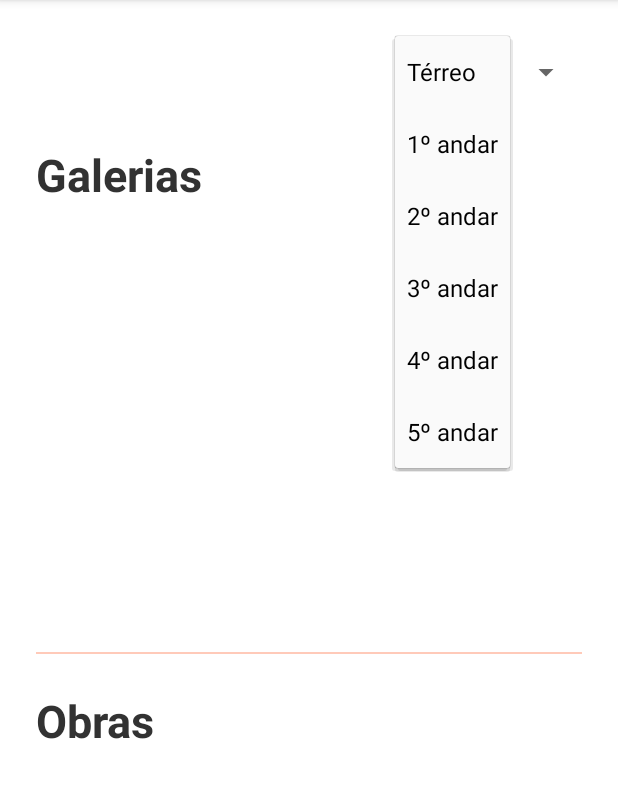
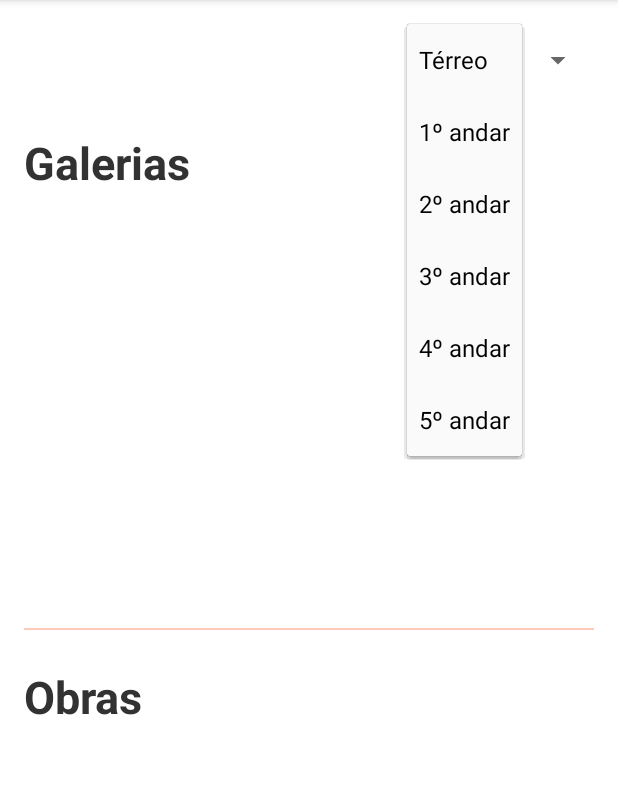
Before and after one commit to stetter/dh_art_-_museum, an Android app: the HomeActivity screen opened directly, with no data from a screen before it, after a tap on "Térreo", on a phone screen of 412 x 824 dp, the part 84-882 px from its top. Run offline under Robolectric (Android 15) with nearby library versions, the phone set to English and light mode, and no system bars; our stand-ins replace Firebase (no records; nobody signed in at launch, a user with empty details on screens opened directly), Picasso, RxJava; libraries missing offline, so code that uses them is left out: com.facebook, com.facebook.login, com.facebook.stetho; network calls fail; pictures from the network do not load; Roboto replaces fonts that are not available here; 2 statements that could not run were skipped.

Commit message:
ajuste de layout

```diff
--- a/app/src/main/res/layout/activity_home.xml
+++ b/app/src/main/res/layout/activity_home.xml
@@ -10,15 +10,14 @@
 
     <android.support.constraint.ConstraintLayout
         android:layout_width="match_parent"
-        android:layout_height="match_parent"
-        android:padding="16dp">
+        android:layout_height="match_parent">
 
         <android.support.v7.widget.AppCompatSpinner
             android:id="@+id/spinner_home"
             android:layout_width="wrap_content"
             android:layout_height="wrap_content"
-            android:layout_marginTop="8dp"
-            android:layout_marginEnd="8dp"
+            android:layout_marginTop="16dp"
+            android:layout_marginEnd="16dp"
             app:layout_constraintEnd_toEndOf="parent"
             app:layout_constraintTop_toTopOf="parent"
             tools:listitem="@android:layout/simple_list_item_1" />
@@ -27,23 +26,23 @@
             android:id="@+id/textview_galleries"
             android:layout_width="wrap_content"
             android:layout_height="wrap_content"
-            android:layout_marginStart="8dp"
+            android:layout_marginStart="16dp"
             android:layout_marginTop="24dp"
             android:text="Galerias"
             android:textColor="#323232"
             android:textSize="30sp"
             android:textStyle="bold"
             app:layout_constraintStart_toStartOf="parent"
-            app:layout_constraintTop_toBottomOf="@+id/spinner_home"/>
+            app:layout_constraintTop_toBottomOf="@+id/spinner_home" />
 
 
         <android.support.v4.view.ViewPager
             android:id="@+id/viewpager_home"
             android:layout_width="match_parent"
             android:layout_height="@dimen/viewPagerHeight"
-            android:layout_marginStart="8dp"
-            android:layout_marginTop="24dp"
-            android:layout_marginEnd="8dp"
+            android:layout_marginTop="16dp"
+            android:clipToPadding="false"
+            android:paddingEnd="20dp"
             app:layout_constraintEnd_toEndOf="parent"
             app:layout_constraintHorizontal_bias="1.0"
             app:layout_constraintStart_toStartOf="parent"
@@ -53,9 +52,9 @@
             android:id="@+id/divider_01"
             android:layout_width="match_parent"
             android:layout_height="1dp"
-            android:layout_marginStart="8dp"
+            android:layout_marginStart="16dp"
             android:layout_marginTop="24dp"
-            android:layout_marginEnd="8dp"
+            android:layout_marginEnd="16dp"
             android:background="@color/transparentPrimary"
             app:layout_constraintEnd_toEndOf="parent"
             app:layout_constraintStart_toStartOf="parent"
@@ -65,26 +64,30 @@
             android:id="@+id/textview_works"
             android:layout_width="wrap_content"
             android:layout_height="wrap_content"
-            android:layout_marginStart="8dp"
+            android:layout_marginStart="16dp"
             android:layout_marginTop="24dp"
             android:text="Obras"
             android:textColor="#323232"
             android:textSize="30sp"
             android:textStyle="bold"
             app:layout_constraintStart_toStartOf="parent"
-            app:layout_constraintTop_toBottomOf="@+id/divider_01"/>
+            app:layout_constraintTop_toBottomOf="@+id/divider_01" />
 
 
         <android.support.v7.widget.RecyclerView
             android:id="@+id/recyclerview_home"
             android:layout_width="match_parent"
             android:layout_height="wrap_content"
-            android:layout_marginStart="8dp"
+            android:layout_marginStart="16dp"
             android:layout_marginTop="16dp"
-            android:layout_marginEnd="8dp"
+            android:layout_marginEnd="16dp"
+            android:layout_marginBottom="8dp"
+            app:layout_constraintBottom_toBottomOf="parent"
             app:layout_constraintEnd_toEndOf="parent"
+            app:layout_constraintHorizontal_bias="0.0"
             app:layout_constraintStart_toStartOf="parent"
-            app:layout_constraintTop_toBottomOf="@+id/textview_works" />
+            app:layout_constraintTop_toBottomOf="@+id/textview_works"
+            app:layout_constraintVertical_bias="0.0" />
 
         <ProgressBar
             android:id="@+id/gallery_progress_bar"
```
